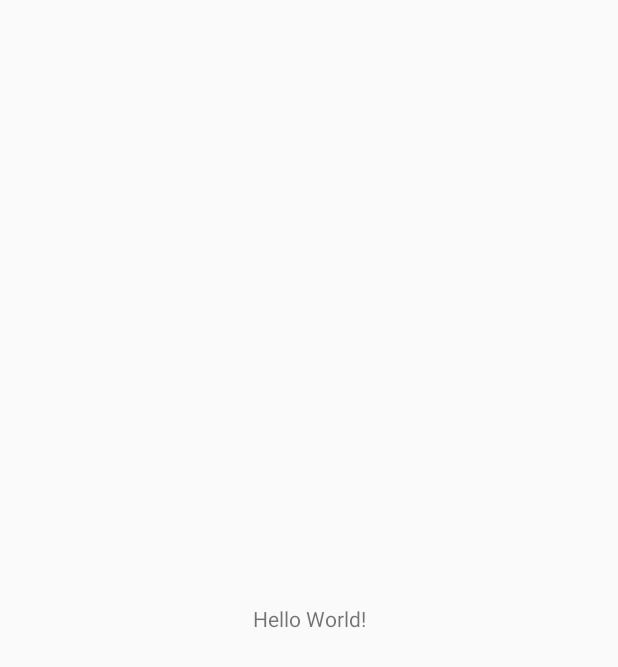
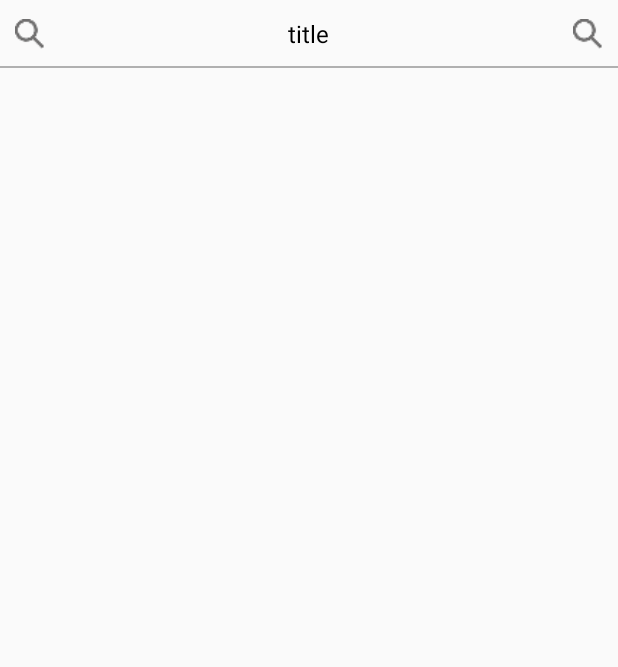
Before and after one commit to nangzz/mozimozi, an Android app: the screen it shows after launch (MainActivity), on a phone screen of 412 x 824 dp. Before the commit the part shown is almost empty. Shown: the top 667 px of the screen. Run offline under Robolectric (Android 15) with nearby library versions, the phone set to English and light mode, and no system bars.

Commit message:
feat : 메뉴 형식의 뷰 추가 / topbar view 클래스 추가 / dimens 파일 추가

```diff
--- a/app/src/main/java/com/prograpy/app1/appdev1/MainActivity.java
+++ b/app/src/main/java/com/prograpy/app1/appdev1/MainActivity.java
@@ -1,13 +1,76 @@
 package com.prograpy.app1.appdev1;
 
+import android.support.annotation.NonNull;
+import android.support.design.widget.NavigationView;
+import android.support.v4.view.GravityCompat;
+import android.support.v4.widget.DrawerLayout;
+import android.support.v7.app.ActionBarDrawerToggle;
 import android.support.v7.app.AppCompatActivity;
 import android.os.Bundle;
+import android.view.MenuItem;
 
-public class MainActivity extends AppCompatActivity {
+import com.prograpy.app1.appdev1.view.TopbarView;
+
+public class MainActivity extends AppCompatActivity implements NavigationView.OnNavigationItemSelectedListener {
+
+    private TopbarView mainTopbarView;
+    private DrawerLayout mainDrawerView;
+    private NavigationView mainSlideNaviView;
+
+    private ActionBarDrawerToggle drawerToggle;
+
 
     @Override
     protected void onCreate(Bundle savedInstanceState) {
         super.onCreate(savedInstanceState);
         setContentView(R.layout.activity_main);
+
+        initView();
+
+    }
+
+
+    private void initView(){
+
+        mainTopbarView = (TopbarView) findViewById(R.id.title);
+        mainTopbarView.setType(TopbarView.TOPBAR_TYPE.MAIN);
+        mainTopbarView.setTopMenuClick(new TopbarView.ItemClick() {
+            @Override
+            public void onItemClick() {
+                mainDrawerView.openDrawer(GravityCompat.START);
+            }
+        });
+
+        mainDrawerView = (DrawerLayout) findViewById(R.id.main_drawer);
+        mainSlideNaviView = (NavigationView) findViewById(R.id.nav_view);
+
+        drawerToggle = new ActionBarDrawerToggle(this, mainDrawerView, 0, 0);
+        mainDrawerView.addDrawerListener(drawerToggle);
+        drawerToggle.syncState();
+
+        mainSlideNaviView.setNavigationItemSelectedListener(this);
+
+
+    }
+
+
+    @Override
+    public void onBackPressed() {
+
+        if (mainDrawerView.isDrawerOpen(GravityCompat.START)) {
+            mainDrawerView.closeDrawer(GravityCompat.START);
+        } else {
+            super.onBackPressed();
+        }
+    }
+
+    @Override
+    public boolean onNavigationItemSelected(@NonNull MenuItem item) {
+
+
+
+        mainDrawerView.closeDrawer(GravityCompat.START);
+
+        return true;
     }
 }
--- /dev/null
+++ b/app/src/main/java/com/prograpy/app1/appdev1/view/TopbarView.java
@@ -0,0 +1,97 @@
+package com.prograpy.app1.appdev1.view;
+
+import android.content.Context;
+import android.support.annotation.Nullable;
+import android.util.AttributeSet;
+import android.view.LayoutInflater;
+import android.view.View;
+import android.widget.ImageView;
+import android.widget.LinearLayout;
+
+import com.prograpy.app1.appdev1.R;
+
+/**
+ * Created by SeungJun on 2018-03-29.
+ */
+
+public class TopbarView extends LinearLayout {
+
+    public static enum TOPBAR_TYPE {
+        MAIN,
+        BACK_TITLE
+    }
+
+    public interface ItemClick{
+        public void onItemClick();
+    }
+
+
+    private ItemClick menuClick;
+
+    public void setTopMenuClick(ItemClick menuClick){
+        this.menuClick = menuClick;
+    }
+
+
+    private ImageView topMenu;
+    private ImageView topSearch;
+
+
+
+    public TopbarView(Context context) {
+        super(context);
+        setId(R.id.title);
+    }
+
+    public TopbarView(Context context, @Nullable AttributeSet attrs) {
+        super(context, attrs);
+        setId(R.id.title);
+    }
+
+    public TopbarView(Context context, @Nullable AttributeSet attrs, int defStyleAttr) {
+        super(context, attrs, defStyleAttr);
+        setId(R.id.title);
+    }
+
+
+    public void setType(TOPBAR_TYPE type){
+
+        switch (type){
+
+            case MAIN:
+                setView(R.layout.topbar);
+                initMainType();
+                break;
+
+
+            case BACK_TITLE:
+
+                break;
+
+        }
+
+    }
+
+
+    private void initMainType(){
+        topMenu = (ImageView) findViewById(R.id.topbar_menu);
+        topSearch = (ImageView) findViewById(R.id.topbar_search);
+
+        topMenu.setOnClickListener(new OnClickListener() {
+            @Override
+            public void onClick(View v) {
+                if(menuClick != null){
+                    menuClick.onItemClick();
+                }
+            }
+        });
+    }
+
+    private void setView(int view_id){
+        LayoutInflater inflater = (LayoutInflater) getContext().getSystemService(Context.LAYOUT_INFLATER_SERVICE);
+        View view_title_bar = inflater.inflate(view_id, null);
+        LayoutParams lp = new LayoutParams(LayoutParams.MATCH_PARENT, LayoutParams.WRAP_CONTENT);
+        addView(view_title_bar, lp);
+    }
+
+}
--- a/app/src/main/res/layout/activity_main.xml
+++ b/app/src/main/res/layout/activity_main.xml
@@ -1,18 +1,30 @@
 <?xml version="1.0" encoding="utf-8"?>
-<android.support.constraint.ConstraintLayout xmlns:android="http://schemas.android.com/apk/res/android"
+<android.support.v4.widget.DrawerLayout
+    android:id="@+id/main_drawer"
+    xmlns:android="http://schemas.android.com/apk/res/android"
     xmlns:app="http://schemas.android.com/apk/res-auto"
     xmlns:tools="http://schemas.android.com/tools"
     android:layout_width="match_parent"
     android:layout_height="match_parent"
-    tools:context="com.prograpy.app1.appdev1.MainActivity">
+    tools:context="com.prograpy.app1.appdev1.MainActivity"
+    android:fitsSystemWindows="true"
+    tools:openDrawer="start">
 
-    <TextView
+
+    <include
+        layout="@layout/app_main_content_view"
+        android:layout_width="match_parent"
+        android:layout_height="match_parent"/>
+
+    <android.support.design.widget.NavigationView
+        android:id="@+id/nav_view"
         android:layout_width="wrap_content"
-        android:layout_height="wrap_content"
-        android:text="Hello World!"
-        app:layout_constraintBottom_toBottomOf="parent"
-        app:layout_constraintLeft_toLeftOf="parent"
-        app:layout_constraintRight_toRightOf="parent"
-        app:layout_constraintTop_toTopOf="parent" />
+        android:layout_height="match_parent"
+        android:fitsSystemWindows="false"
+        android:layout_gravity="start">
 
-</android.support.constraint.ConstraintLayout>
+        <include layout="@layout/app_main_menu_view"/>
+
+    </android.support.design.widget.NavigationView>
+
+</android.support.v4.widget.DrawerLayout>
--- /dev/null
+++ b/app/src/main/res/layout/app_main_content_view.xml
@@ -0,0 +1,18 @@
+<?xml version="1.0" encoding="utf-8"?>
+<LinearLayout
+    xmlns:android="http://schemas.android.com/apk/res/android"
+    android:orientation="vertical"
+    android:layout_width="match_parent"
+    android:layout_height="match_parent">
+
+    <com.prograpy.app1.appdev1.view.TopbarView
+        android:id="@+id/title"
+        android:layout_width="match_parent"
+        android:layout_height="@dimen/topbar_height"/>
+
+    <View
+        android:layout_width="match_parent"
+        android:layout_height="match_parent"
+        android:layout_weight="1"/>
+
+</LinearLayout>
--- /dev/null
+++ b/app/src/main/res/layout/topbar.xml
@@ -0,0 +1,42 @@
+<?xml version="1.0" encoding="utf-8"?>
+<RelativeLayout
+    xmlns:android="http://schemas.android.com/apk/res/android"
+    android:layout_width="match_parent"
+    android:layout_height="@dimen/topbar_height"
+    android:orientation="horizontal">
+
+    <ImageView
+        android:id="@+id/topbar_menu"
+        android:layout_alignParentLeft="true"
+        android:layout_marginLeft="10dp"
+        android:layout_width="20dp"
+        android:layout_height="match_parent"
+        android:src="@drawable/search"/>
+
+    <TextView
+        android:id="@+id/topbar_title"
+        android:layout_width="wrap_content"
+        android:layout_height="match_parent"
+        android:layout_centerInParent="true"
+        android:text="title"
+        android:textSize="16sp"
+        android:textColor="@color/Color_black"
+        android:gravity="center_vertical"/>
+
+
+    <ImageView
+        android:id="@+id/topbar_search"
+        android:layout_width="20dp"
+        android:layout_height="match_parent"
+        android:layout_marginRight="10dp"
+        android:layout_alignParentRight="true"
+        android:src="@drawable/search"/>
+
+    <View
+        android:layout_width="match_parent"
+        android:layout_height="1dp"
+        android:layout_alignParentBottom="true"
+        android:background="@color/Color_grey04"/>
+
+
+</RelativeLayout>
--- /dev/null
+++ b/app/src/main/res/values/dimens.xml
@@ -0,0 +1,6 @@
+<?xml version="1.0" encoding="utf-8"?>
+<resources>
+
+    <dimen name="topbar_height">45dp</dimen>
+
+</resources>
```
Also changed, not shown: app/src/main/res/layout/app_main_menu_view.xml (added, +170 -0 lines), app/src/main/res/drawable-xxhdpi/search.png (added).
